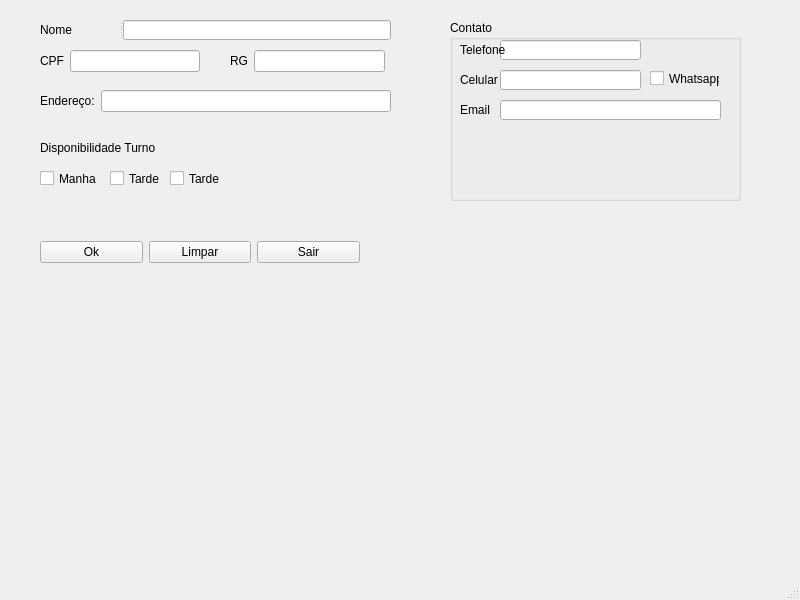
UnPComp2013/Grupo5, file Geovani/cadastroprofessores.ui: the form before one commit.
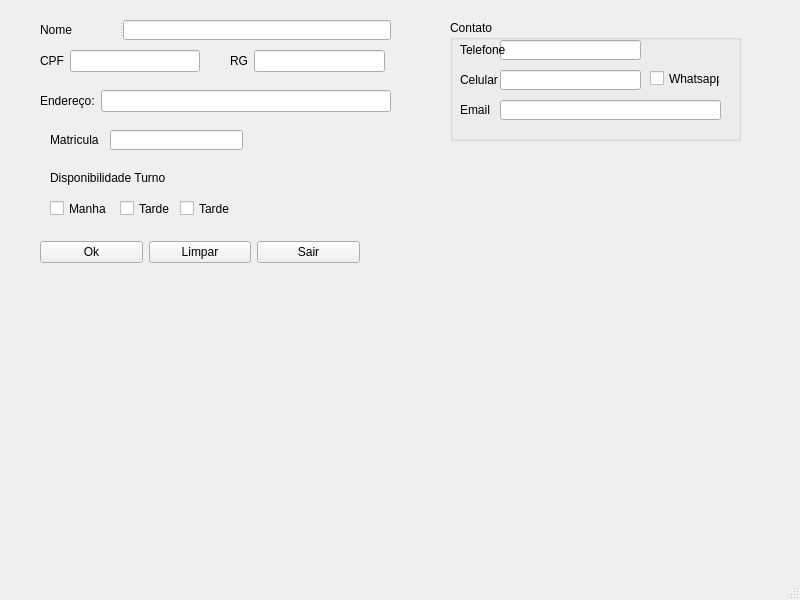
The form after the commit.

Patch:
```diff
--- a/Geovani/cadastroprofessores.ui
+++ b/Geovani/cadastroprofessores.ui
@@ -17,8 +17,8 @@
    <widget class="QLabel" name="label_6">
     <property name="geometry">
      <rect>
-      <x>40</x>
-      <y>140</y>
+      <x>50</x>
+      <y>170</y>
       <width>181</width>
       <height>16</height>
      </rect>
@@ -30,8 +30,8 @@
    <widget class="QCheckBox" name="checkBox">
     <property name="geometry">
      <rect>
-      <x>40</x>
-      <y>170</y>
+      <x>50</x>
+      <y>200</y>
       <width>70</width>
       <height>17</height>
      </rect>
@@ -43,8 +43,8 @@
    <widget class="QCheckBox" name="checkBox_2">
     <property name="geometry">
      <rect>
-      <x>110</x>
-      <y>170</y>
+      <x>120</x>
+      <y>200</y>
       <width>70</width>
       <height>17</height>
      </rect>
@@ -56,8 +56,8 @@
    <widget class="QCheckBox" name="checkBox_3">
     <property name="geometry">
      <rect>
-      <x>170</x>
-      <y>170</y>
+      <x>180</x>
+      <y>200</y>
       <width>70</width>
       <height>17</height>
      </rect>
@@ -190,7 +190,7 @@
       <x>450</x>
       <y>20</y>
       <width>291</width>
-      <height>181</height>
+      <height>121</height>
      </rect>
     </property>
     <property name="title">
@@ -279,6 +279,29 @@
      </property>
     </widget>
    </widget>
+   <widget class="QLineEdit" name="lineEdit_8">
+    <property name="geometry">
+     <rect>
+      <x>110</x>
+      <y>130</y>
+      <width>133</width>
+      <height>20</height>
+     </rect>
+    </property>
+   </widget>
+   <widget class="QLabel" name="label_10">
+    <property name="geometry">
+     <rect>
+      <x>50</x>
+      <y>130</y>
+      <width>49</width>
+      <height>20</height>
+     </rect>
+    </property>
+    <property name="text">
+     <string>Matricula:</string>
+    </property>
+   </widget>
   </widget>
   <widget class="QMenuBar" name="menubar">
    <property name="geometry">
```
